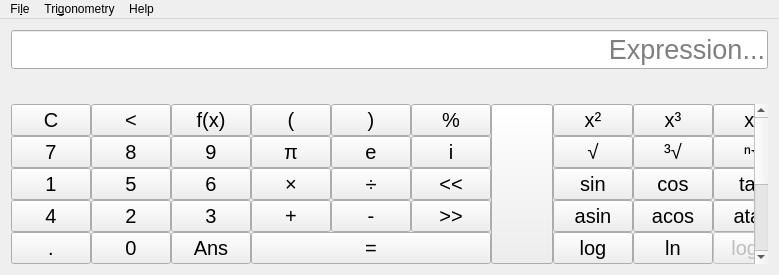
Above: mainwindow.ui from theCheeseboard/thecalculator before the change. Below: the same form after it.
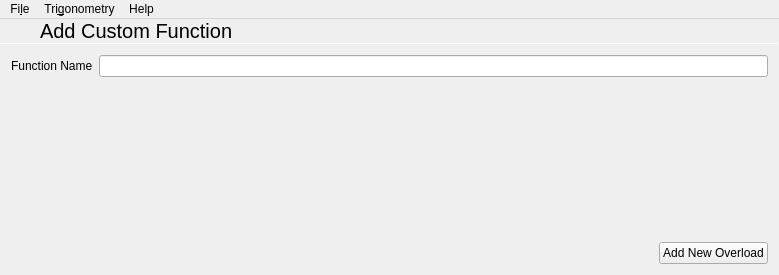
That is the form after the change. The open tabs and pages were chosen to show the change. Icons and pictures are not drawn. Custom widgets are drawn as their Qt base class.

Commit message: Custom functions can be defined

Patch:
```diff
--- a/mainwindow.ui
+++ b/mainwindow.ui
@@ -104,7 +104,7 @@
          </widget>
         </item>
         <item row="1" column="0" colspan="8">
-         <widget class="QLineEdit" name="expressionBox">
+         <widget class="ExpressionLineEdit" name="expressionBox">
           <property name="font">
            <font>
             <pointsize>20</pointsize>
@@ -1057,6 +1057,25 @@
             </property>
            </widget>
           </item>
+          <item>
+           <widget class="QPushButton" name="addCustomFunction">
+            <property name="sizePolicy">
+             <sizepolicy hsizetype="Preferred" vsizetype="Preferred">
+              <horstretch>0</horstretch>
+              <verstretch>0</verstretch>
+             </sizepolicy>
+            </property>
+            <property name="text">
+             <string/>
+            </property>
+            <property name="icon">
+             <iconset theme="list-add"/>
+            </property>
+            <property name="flat">
+             <bool>true</bool>
+            </property>
+           </widget>
+          </item>
          </layout>
         </item>
         <item>
@@ -1073,73 +1092,205 @@
          </widget>
         </item>
         <item>
-         <spacer name="verticalSpacer_2">
-          <property name="orientation">
-           <enum>Qt::Vertical</enum>
+         <widget class="QListWidget" name="customFunctionsList">
+          <property name="frameShape">
+           <enum>QFrame::NoFrame</enum>
           </property>
-          <property name="sizeHint" stdset="0">
-           <size>
-            <width>20</width>
-            <height>40</height>
-           </size>
-          </property>
-         </spacer>
-        </item>
-        <item>
-         <widget class="QLabel" name="label_3">
-          <property name="enabled">
-           <bool>false</bool>
-          </property>
-          <property name="font">
-           <font>
-            <pointsize>30</pointsize>
-           </font>
-          </property>
-          <property name="text">
-           <string>f(x)</string>
-          </property>
-          <property name="alignment">
-           <set>Qt::AlignCenter</set>
-          </property>
          </widget>
         </item>
+       </layout>
+      </widget>
+      <widget class="QWidget" name="page_3">
+       <layout class="QVBoxLayout" name="verticalLayout_2">
+        <property name="spacing">
+         <number>0</number>
+        </property>
+        <property name="leftMargin">
+         <number>0</number>
+        </property>
+        <property name="topMargin">
+         <number>0</number>
+        </property>
+        <property name="rightMargin">
+         <number>0</number>
+        </property>
+        <property name="bottomMargin">
+         <number>0</number>
+        </property>
         <item>
-         <widget class="QLabel" name="label_2">
-          <property name="font">
-           <font>
-            <pointsize>15</pointsize>
-           </font>
+         <layout class="QHBoxLayout" name="horizontalLayout_4">
+          <property name="spacing">
+           <number>0</number>
           </property>
-          <property name="text">
-           <string>Custom functions are coming soon.</string>
-          </property>
-          <property name="alignment">
-           <set>Qt::AlignCenter</set>
-          </property>
-         </widget>
+          <item>
+           <widget class="QPushButton" name="backButton_2">
+            <property name="sizePolicy">
+             <sizepolicy hsizetype="Preferred" vsizetype="Preferred">
+              <horstretch>0</horstretch>
+              <verstretch>0</verstretch>
+             </sizepolicy>
+            </property>
+            <property name="text">
+             <string/>
+            </property>
+            <property name="icon">
+             <iconset theme="go-previous">
+              <normaloff>.</normaloff>.</iconset>
+            </property>
+            <property name="flat">
+             <bool>true</bool>
+            </property>
+           </widget>
+          </item>
+          <item>
+           <widget class="QLabel" name="label_2">
+            <property name="sizePolicy">
+             <sizepolicy hsizetype="Expanding" vsizetype="Preferred">
+              <horstretch>0</horstretch>
+              <verstretch>0</verstretch>
+             </sizepolicy>
+            </property>
+            <property name="font">
+             <font>
+              <pointsize>15</pointsize>
+             </font>
+            </property>
+            <property name="text">
+             <string>Add Custom Function</string>
+            </property>
+            <property name="margin">
+             <number>9</number>
+            </property>
+           </widget>
+          </item>
+          <item>
+           <widget class="QPushButton" name="saveCustomFunctionButton">
+            <property name="sizePolicy">
+             <sizepolicy hsizetype="Preferred" vsizetype="Preferred">
+              <horstretch>0</horstretch>
+              <verstretch>0</verstretch>
+             </sizepolicy>
+            </property>
+            <property name="text">
+             <string/>
+            </property>
+            <property name="icon">
+             <iconset theme="document-save">
+              <normaloff>.</normaloff>.</iconset>
+            </property>
+            <property name="flat">
+             <bool>true</bool>
+            </property>
+           </widget>
+          </item>
+         </layout>
         </item>
         <item>
-         <widget class="QLabel" name="label_4">
-          <property name="text">
-           <string>Stay tuned for this feature!</string>
+         <widget class="Line" name="line_2">
+          <property name="maximumSize">
+           <size>
+            <width>16777215</width>
+            <height>1</height>
+           </size>
           </property>
-          <property name="alignment">
-           <set>Qt::AlignCenter</set>
+          <property name="orientation">
+           <enum>Qt::Horizontal</enum>
           </property>
          </widget>
         </item>
         <item>
-         <spacer name="verticalSpacer">
-          <property name="orientation">
-           <enum>Qt::Vertical</enum>
+         <widget class="QScrollArea" name="scrollArea_2">
+          <property name="frameShape">
+           <enum>QFrame::NoFrame</enum>
           </property>
-          <property name="sizeHint" stdset="0">
-           <size>
-            <width>20</width>
-            <height>40</height>
-           </size>
+          <property name="widgetResizable">
+           <bool>true</bool>
           </property>
-         </spacer>
+          <widget class="QWidget" name="scrollAreaWidgetContents">
+           <property name="geometry">
+            <rect>
+             <x>0</x>
+             <y>0</y>
+             <width>779</width>
+             <height>175</height>
+            </rect>
+           </property>
+           <layout class="QVBoxLayout" name="verticalLayout_3">
+            <item>
+             <layout class="QHBoxLayout" name="horizontalLayout_5">
+              <item>
+               <widget class="QLabel" name="label_3">
+                <property name="text">
+                 <string>Function Name</string>
+                </property>
+               </widget>
+              </item>
+              <item>
+               <widget class="QLineEdit" name="functionName"/>
+              </item>
+             </layout>
+            </item>
+            <item>
+             <widget class="QWidget" name="customFunctionDefinitionWidget" native="true">
+              <layout class="QVBoxLayout" name="verticalLayout_4">
+               <property name="leftMargin">
+                <number>0</number>
+               </property>
+               <property name="topMargin">
+                <number>0</number>
+               </property>
+               <property name="rightMargin">
+                <number>0</number>
+               </property>
+               <property name="bottomMargin">
+                <number>0</number>
+               </property>
+              </layout>
+             </widget>
+            </item>
+            <item>
+             <spacer name="verticalSpacer">
+              <property name="orientation">
+               <enum>Qt::Vertical</enum>
+              </property>
+              <property name="sizeHint" stdset="0">
+               <size>
+                <width>20</width>
+                <height>0</height>
+               </size>
+              </property>
+             </spacer>
+            </item>
+            <item>
+             <layout class="QHBoxLayout" name="horizontalLayout_6">
+              <item>
+               <spacer name="horizontalSpacer">
+                <property name="orientation">
+                 <enum>Qt::Horizontal</enum>
+                </property>
+                <property name="sizeHint" stdset="0">
+                 <size>
+                  <width>40</width>
+                  <height>20</height>
+                 </size>
+                </property>
+               </spacer>
+              </item>
+              <item>
+               <widget class="QPushButton" name="newOverloadButton">
+                <property name="text">
+                 <string>Add New Overload</string>
+                </property>
+                <property name="icon">
+                 <iconset theme="list-add"/>
+                </property>
+               </widget>
+              </item>
+             </layout>
+            </item>
+           </layout>
+          </widget>
+         </widget>
         </item>
        </layout>
       </widget>
@@ -1268,6 +1419,14 @@
    <header location="global">tstackedwidget.h</header>
    <container>1</container>
   </customwidget>
+  <customwidget>
+   <class>ExpressionLineEdit</class>
+   <extends>QLineEdit</extends>
+   <header>expressionlineedit.h</header>
+   <slots>
+    <signal>expressionUpdated(QString)</signal>
+   </slots>
+  </customwidget>
  </customwidgets>
  <resources>
   <include location="icons.qrc"/>
```
The commit also changes 39 other files.
